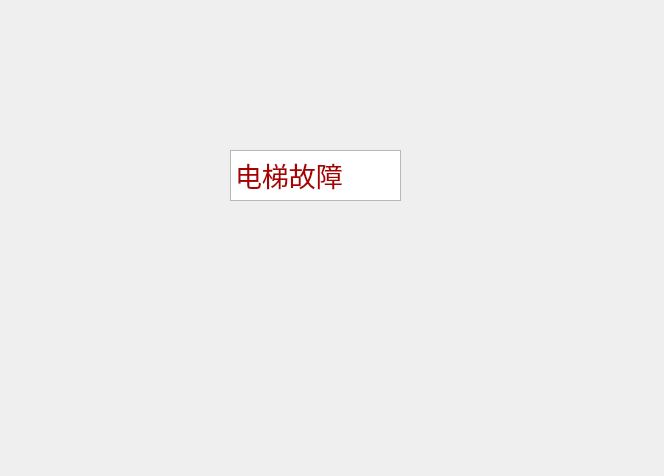
ggstudy11/Tongji_os_lab01_elevatorscheduler, file src/emergency.ui: the form before one commit.
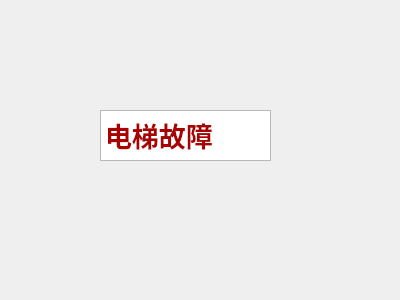
The form after the commit.

```diff
--- a/src/emergency.ui
+++ b/src/emergency.ui
@@ -6,8 +6,8 @@
    <rect>
     <x>0</x>
     <y>0</y>
-    <width>664</width>
-    <height>476</height>
+    <width>400</width>
+    <height>300</height>
    </rect>
   </property>
   <property name="windowTitle">
@@ -16,8 +16,8 @@
   <widget class="QTextEdit" name="textEdit">
    <property name="geometry">
     <rect>
-     <x>230</x>
-     <y>150</y>
+     <x>100</x>
+     <y>110</y>
      <width>171</width>
      <height>51</height>
     </rect>
@@ -30,7 +30,7 @@
 li.unchecked::marker { content: &quot;\2610&quot;; }
 li.checked::marker { content: &quot;\2612&quot;; }
 &lt;/style&gt;&lt;/head&gt;&lt;body style=&quot; font-family:'Microsoft YaHei UI'; font-size:9pt; font-weight:400; font-style:normal;&quot;&gt;
-&lt;p style=&quot; margin-top:0px; margin-bottom:0px; margin-left:0px; margin-right:0px; -qt-block-indent:0; text-indent:0px;&quot;&gt;&lt;span style=&quot; font-size:20pt; color:#aa0000;&quot;&gt;电梯故障&lt;/span&gt;&lt;/p&gt;&lt;/body&gt;&lt;/html&gt;</string>
+&lt;p style=&quot; margin-top:0px; margin-bottom:0px; margin-left:0px; margin-right:0px; -qt-block-indent:0; text-indent:0px;&quot;&gt;&lt;span style=&quot; font-size:20pt; font-weight:700; color:#aa0000;&quot;&gt;电梯故障&lt;/span&gt;&lt;/p&gt;&lt;/body&gt;&lt;/html&gt;</string>
    </property>
   </widget>
  </widget>
```
